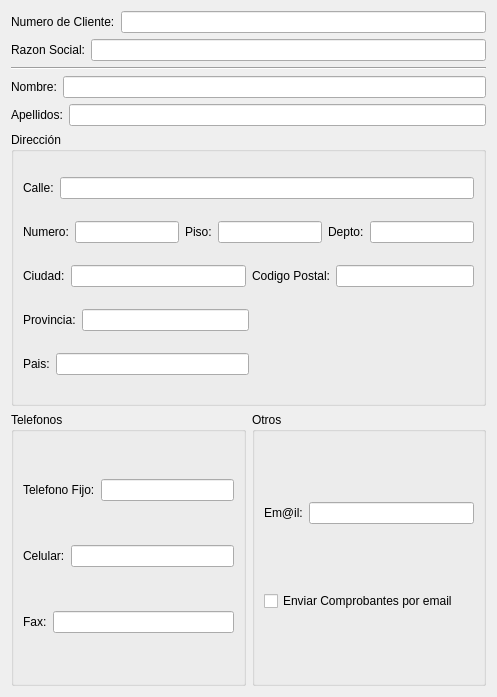
Before: the Qt Designer form trunk/src/FormClienteBase.ui in chungote/gestotux, drawn with Qt 5.
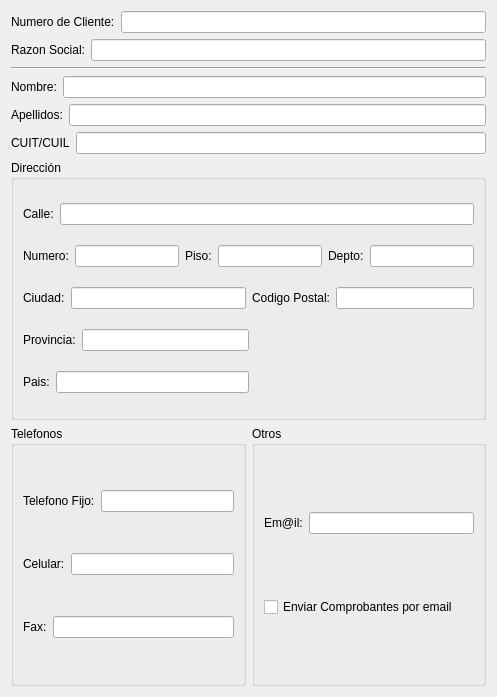
After: the same form once the commit is applied.

Commit message: Actualizado formulario de clientes para que tenga CUIT/CUIL. Modificado sistema de recibos para guardar la serie/numero en el formulario de preferencias y actualizadas las tablas de las bases de datos para tener en cuenta la modificación del sistema ed clientes.

Patch:
```diff
--- a/trunk/src/FormClienteBase.ui
+++ b/trunk/src/FormClienteBase.ui
@@ -103,6 +103,20 @@
      </item>
     </layout>
    </item>
+   <item>
+    <layout class="QHBoxLayout" name="horizontalLayout_3">
+     <item>
+      <widget class="QLabel" name="label">
+       <property name="text">
+        <string>CUIT/CUIL</string>
+       </property>
+      </widget>
+     </item>
+     <item>
+      <widget class="QLineEdit" name="LECUITCUIL"/>
+     </item>
+    </layout>
+   </item>
    <item>
     <widget class="QGroupBox" name="groupBox">
      <property name="title">
```
The commit also changes 14 other files.
